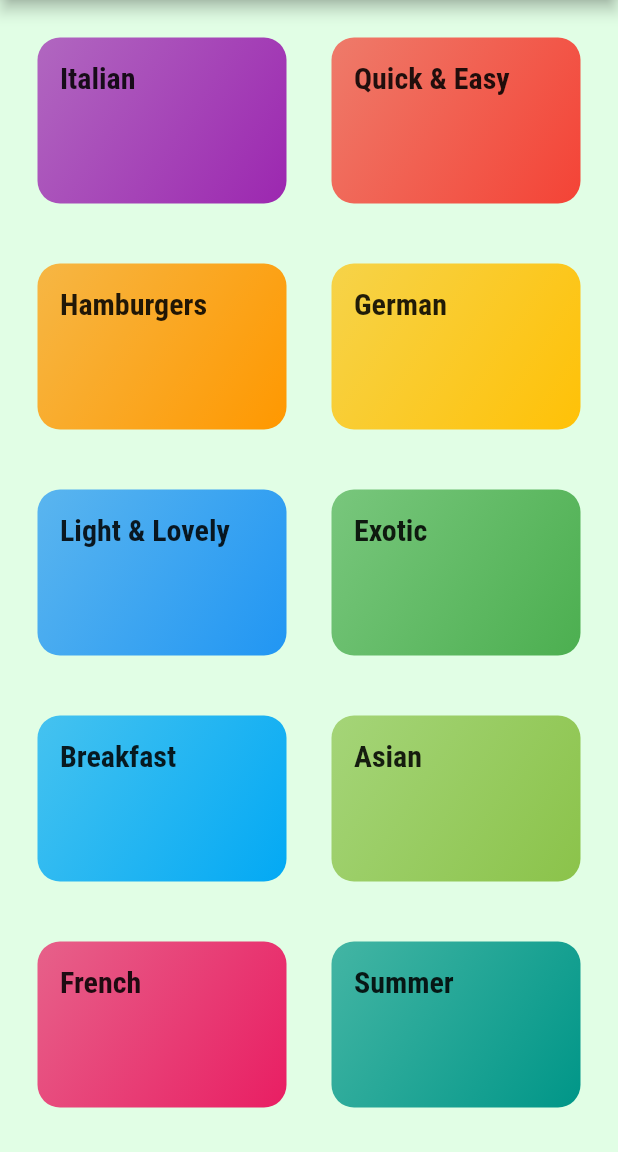
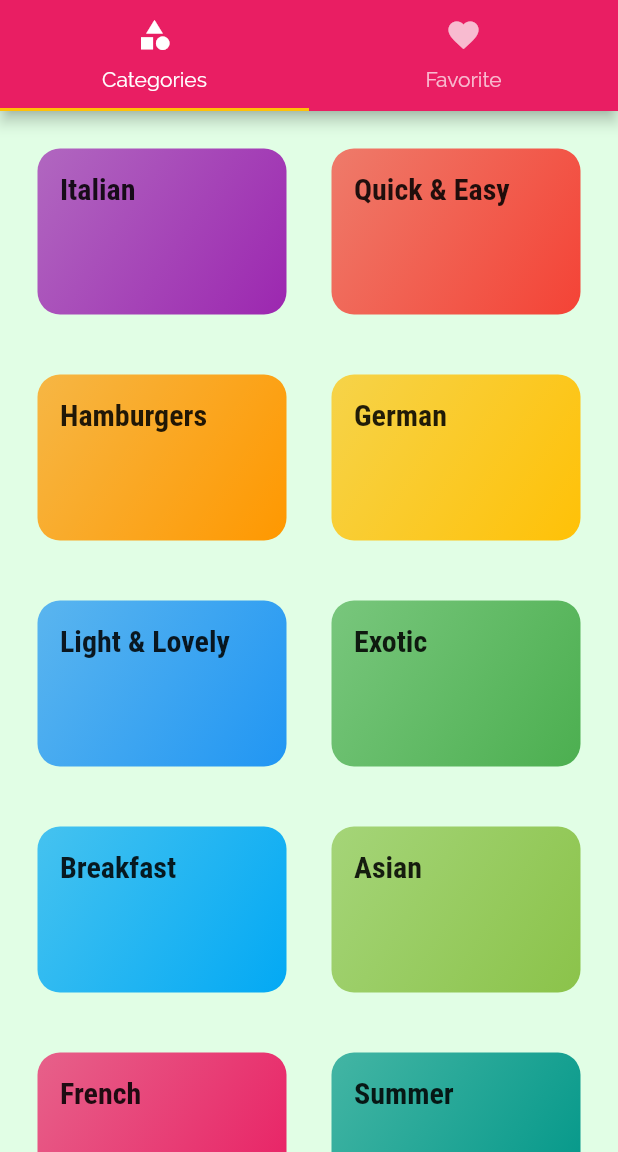
Before and after one commit to yugal1005/meals_app, a Flutter app: the screen it shows after launch, on a phone screen of 412 x 824 dp, the part 84-1236 px from its top. Run offline on Flutter 3.47's test engine with Material 2 defaults, Android fonts, the phone set to English and light mode, and no system bars.

Commit message:
Added tabBars on top

```diff
--- a/lib/main.dart
+++ b/lib/main.dart
@@ -1,4 +1,5 @@
 import 'package:flutter/material.dart';
+import 'package:meals_app/screens/tabs.dart';
 import './screens/meal_detail_screen.dart';
 import './screens/category_meals_screen.dart';
 import './screens/category_screen.dart';
@@ -34,7 +35,7 @@ class MyApp extends StatelessWidget {
       // home: CategoryScreen(),
       initialRoute: "/",
       routes: {
-        "/": (ctx) => CategoryScreen(),
+        "/": (ctx) => TabsScreen(),
         CategoryMealScreen.routeName: (ctx) => CategoryMealScreen(),
         MealsDetailScreen.routeName: (ctx) => MealsDetailScreen(),
       },
--- a/lib/screens/category_screen.dart
+++ b/lib/screens/category_screen.dart
@@ -5,11 +5,7 @@ import '../widgets/category_item.dart';
 class CategoryScreen extends StatelessWidget {
   @override
   Widget build(BuildContext context) {
-    return Scaffold(
-      appBar: AppBar(
-        title: const Text("Meals"),
-      ),
-      body: GridView(
+    return GridView(
       padding: const EdgeInsets.all(25),
       children: DUMMY_CATEGORIES
           .map((catData) => CategoryItem(
@@ -24,7 +20,6 @@ class CategoryScreen extends StatelessWidget {
         crossAxisSpacing: 30,
         mainAxisSpacing: 40,
       ),
-      ),
     );
   }
 }
--- /dev/null
+++ b/lib/screens/favorites_screen.dart
@@ -0,0 +1,10 @@
+import 'package:flutter/material.dart';
+
+class FavoritesScreen extends StatelessWidget {
+  @override
+  Widget build(BuildContext context) {
+    return Center(
+      child: Text("Favorites here!"),
+    );
+  }
+}
--- /dev/null
+++ b/lib/screens/tabs.dart
@@ -0,0 +1,40 @@
+import 'package:flutter/material.dart';
+import './category_screen.dart';
+import 'favorites_screen.dart';
+
+class TabsScreen extends StatefulWidget {
+  @override
+  _TabsScreenState createState() => _TabsScreenState();
+}
+
+class _TabsScreenState extends State<TabsScreen> {
+  @override
+  Widget build(BuildContext context) {
+    return DefaultTabController(
+      length: 2,
+      child: Scaffold(
+        appBar: AppBar(
+          title: Text("Meals"),
+          bottom: TabBar(
+            tabs: [
+              Tab(
+                icon: Icon(Icons.category),
+                text: "Categories",
+              ),
+              Tab(
+                icon: Icon(Icons.favorite),
+                text: "Favorite",
+              ),
+            ],
+          ),
+        ),
+        body: TabBarView(
+          children: [
+            CategoryScreen(),
+            FavoritesScreen(),
+          ],
+        ),
+      ),
+    );
+  }
+}
```
Lines whose indentation alone changed are shown as unchanged.
